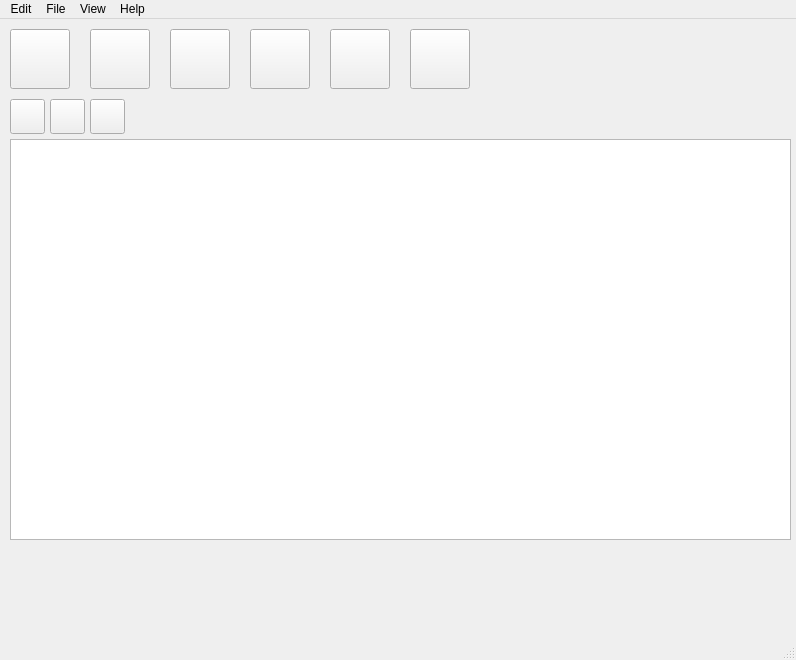
First picture: the form in mainwindow.ui, repository Filimon4/python_file_manager, before the edit.
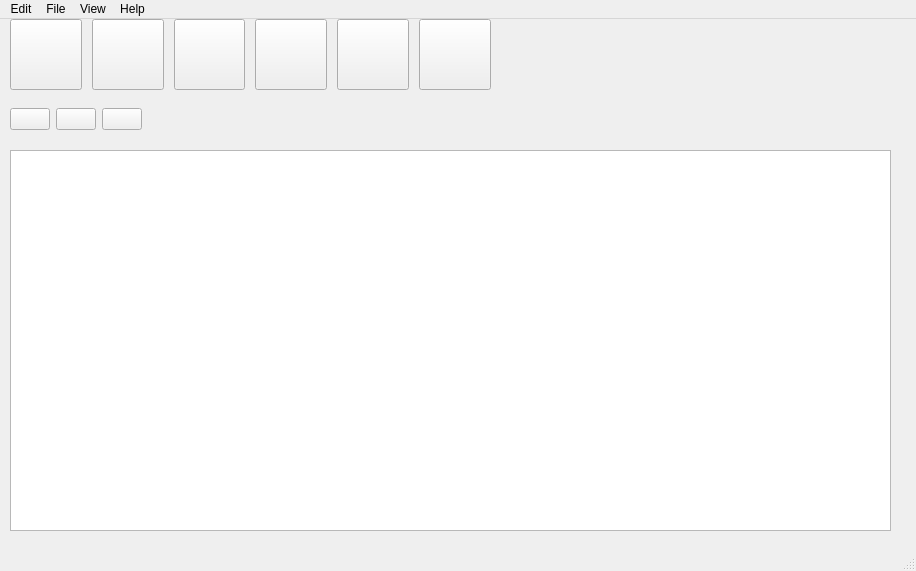
Second picture: the form after the edit. Icons and pictures are not drawn.

Diff of the .ui file:
```diff
--- a/mainwindow.ui
+++ b/mainwindow.ui
@@ -6,8 +6,8 @@
    <rect>
     <x>0</x>
     <y>0</y>
-    <width>796</width>
-    <height>660</height>
+    <width>916</width>
+    <height>571</height>
    </rect>
   </property>
   <property name="tabletTracking">
@@ -17,14 +17,26 @@
    <string>MainWindow</string>
   </property>
   <widget class="QWidget" name="centralwidget">
+   <widget class="QWidget" name="horizontalLayoutWidget">
+    <property name="geometry">
+     <rect>
+      <x>10</x>
+      <y>0</y>
+      <width>481</width>
+      <height>71</height>
+     </rect>
+    </property>
+    <layout class="QHBoxLayout" name="horizontalLayout" stretch="0,0,0,0,0,0">
+     <property name="spacing">
+      <number>10</number>
+     </property>
+     <item>
    <widget class="QPushButton" name="cope_btn">
-    <property name="geometry">
-     <rect>
-      <x>10</x>
-      <y>10</y>
-      <width>60</width>
-      <height>60</height>
-     </rect>
+       <property name="sizePolicy">
+        <sizepolicy hsizetype="Minimum" vsizetype="Expanding">
+         <horstretch>0</horstretch>
+         <verstretch>0</verstretch>
+        </sizepolicy>
     </property>
     <property name="text">
      <string/>
@@ -40,14 +52,14 @@
      </size>
     </property>
    </widget>
+     </item>
+     <item>
    <widget class="QPushButton" name="cut_btn">
-    <property name="geometry">
-     <rect>
-      <x>90</x>
-      <y>10</y>
-      <width>60</width>
-      <height>60</height>
-     </rect>
+       <property name="sizePolicy">
+        <sizepolicy hsizetype="Minimum" vsizetype="Expanding">
+         <horstretch>0</horstretch>
+         <verstretch>0</verstretch>
+        </sizepolicy>
     </property>
     <property name="text">
      <string/>
@@ -63,14 +75,14 @@
      </size>
     </property>
    </widget>
+     </item>
+     <item>
    <widget class="QPushButton" name="paste_btn">
-    <property name="geometry">
-     <rect>
-      <x>170</x>
-      <y>10</y>
-      <width>60</width>
-      <height>60</height>
-     </rect>
+       <property name="sizePolicy">
+        <sizepolicy hsizetype="Minimum" vsizetype="Expanding">
+         <horstretch>0</horstretch>
+         <verstretch>0</verstretch>
+        </sizepolicy>
     </property>
     <property name="text">
      <string/>
@@ -86,14 +98,14 @@
      </size>
     </property>
    </widget>
+     </item>
+     <item>
    <widget class="QPushButton" name="newFile_btn">
-    <property name="geometry">
-     <rect>
-      <x>250</x>
-      <y>10</y>
-      <width>60</width>
-      <height>60</height>
-     </rect>
+       <property name="sizePolicy">
+        <sizepolicy hsizetype="Minimum" vsizetype="Expanding">
+         <horstretch>0</horstretch>
+         <verstretch>0</verstretch>
+        </sizepolicy>
     </property>
     <property name="text">
      <string/>
@@ -109,14 +121,14 @@
      </size>
     </property>
    </widget>
+     </item>
+     <item>
    <widget class="QPushButton" name="newFolde_btn">
-    <property name="geometry">
-     <rect>
-      <x>330</x>
-      <y>10</y>
-      <width>60</width>
-      <height>60</height>
-     </rect>
+       <property name="sizePolicy">
+        <sizepolicy hsizetype="Minimum" vsizetype="Expanding">
+         <horstretch>0</horstretch>
+         <verstretch>0</verstretch>
+        </sizepolicy>
     </property>
     <property name="text">
      <string/>
@@ -132,14 +144,14 @@
      </size>
     </property>
    </widget>
+     </item>
+     <item>
    <widget class="QPushButton" name="delete_btn">
-    <property name="geometry">
-     <rect>
-      <x>410</x>
-      <y>10</y>
-      <width>60</width>
-      <height>60</height>
-     </rect>
+       <property name="sizePolicy">
+        <sizepolicy hsizetype="Minimum" vsizetype="Expanding">
+         <horstretch>0</horstretch>
+         <verstretch>0</verstretch>
+        </sizepolicy>
     </property>
     <property name="text">
      <string/>
@@ -155,14 +167,26 @@
      </size>
     </property>
    </widget>
-   <widget class="QPushButton" name="undu_btn">
+     </item>
+    </layout>
+   </widget>
+   <widget class="QWidget" name="horizontalLayoutWidget_2">
     <property name="geometry">
      <rect>
       <x>10</x>
       <y>80</y>
-      <width>35</width>
-      <height>35</height>
+      <width>881</width>
+      <height>41</height>
      </rect>
+    </property>
+    <layout class="QHBoxLayout" name="horizontalLayout_2" stretch="1,1,1,8,4">
+     <item>
+      <widget class="QPushButton" name="undo_btn">
+       <property name="sizePolicy">
+        <sizepolicy hsizetype="Fixed" vsizetype="Fixed">
+         <horstretch>0</horstretch>
+         <verstretch>0</verstretch>
+        </sizepolicy>
     </property>
     <property name="text">
      <string/>
@@ -178,14 +202,14 @@
      </size>
     </property>
    </widget>
-   <widget class="QPushButton" name="redu_btn">
-    <property name="geometry">
-     <rect>
-      <x>50</x>
-      <y>80</y>
-      <width>35</width>
-      <height>35</height>
-     </rect>
+     </item>
+     <item>
+      <widget class="QPushButton" name="redo_btn">
+       <property name="sizePolicy">
+        <sizepolicy hsizetype="Fixed" vsizetype="Fixed">
+         <horstretch>0</horstretch>
+         <verstretch>0</verstretch>
+        </sizepolicy>
     </property>
     <property name="text">
      <string/>
@@ -201,14 +225,14 @@
      </size>
     </property>
    </widget>
+     </item>
+     <item>
    <widget class="QPushButton" name="up_btn">
-    <property name="geometry">
-     <rect>
-      <x>90</x>
-      <y>80</y>
-      <width>35</width>
-      <height>35</height>
-     </rect>
+       <property name="sizePolicy">
+        <sizepolicy hsizetype="Fixed" vsizetype="Fixed">
+         <horstretch>0</horstretch>
+         <verstretch>0</verstretch>
+        </sizepolicy>
     </property>
     <property name="icon">
      <iconset resource="icons.qrc">
@@ -221,41 +245,47 @@
      </size>
     </property>
    </widget>
+     </item>
+     <item>
    <widget class="QLabel" name="directory">
-    <property name="geometry">
-     <rect>
-      <x>130</x>
-      <y>80</y>
-      <width>411</width>
-      <height>31</height>
-     </rect>
-    </property>
     <property name="text">
      <string/>
     </property>
    </widget>
+     </item>
+     <item>
    <widget class="QLabel" name="find">
-    <property name="geometry">
-     <rect>
-      <x>550</x>
-      <y>80</y>
-      <width>241</width>
-      <height>31</height>
-     </rect>
-    </property>
     <property name="text">
      <string/>
     </property>
+      </widget>
+     </item>
+    </layout>
    </widget>
    <widget class="QTreeView" name="treeView">
+    <property name="enabled">
+     <bool>true</bool>
+    </property>
     <property name="geometry">
      <rect>
       <x>10</x>
-      <y>120</y>
-      <width>781</width>
-      <height>401</height>
+      <y>131</y>
+      <width>881</width>
+      <height>381</height>
      </rect>
     </property>
+    <property name="sizePolicy">
+     <sizepolicy hsizetype="Expanding" vsizetype="Expanding">
+      <horstretch>0</horstretch>
+      <verstretch>0</verstretch>
+     </sizepolicy>
+    </property>
+    <property name="minimumSize">
+     <size>
+      <width>1</width>
+      <height>0</height>
+     </size>
+    </property>
    </widget>
   </widget>
   <widget class="QMenuBar" name="menubar">
@@ -263,7 +293,7 @@
     <rect>
      <x>0</x>
      <y>0</y>
-     <width>796</width>
+     <width>916</width>
      <height>25</height>
     </rect>
    </property>
```
Left out of the diff: 44 changed lines with no effect on the pictures. Lines whose indentation alone changed are shown as unchanged.
